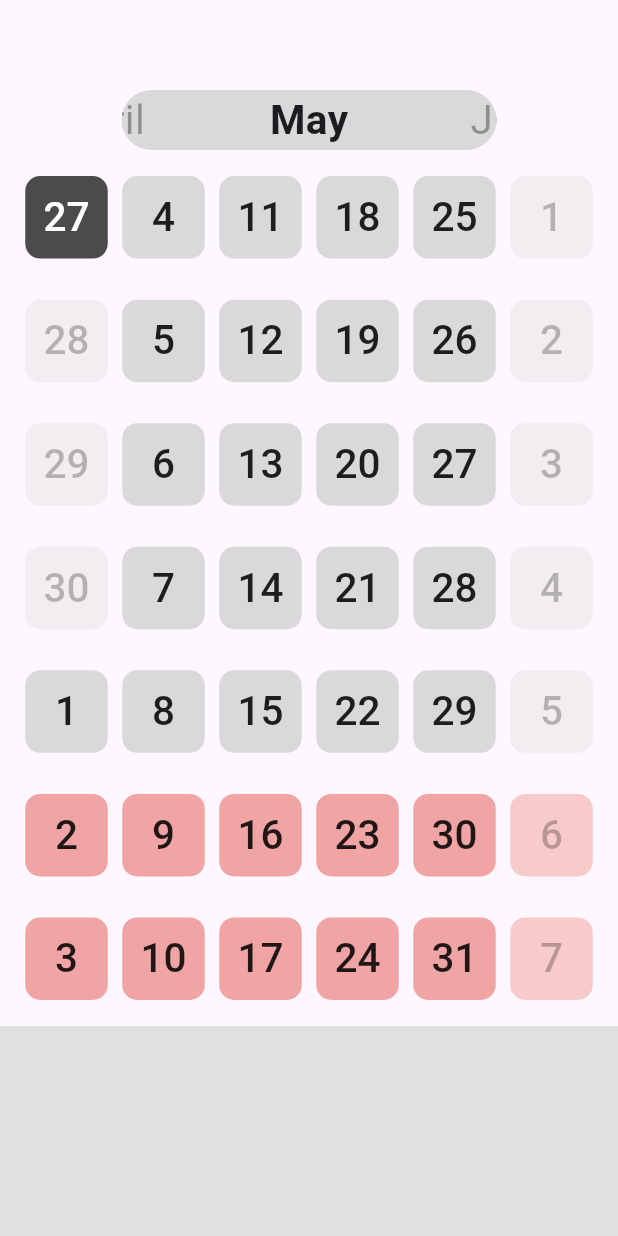
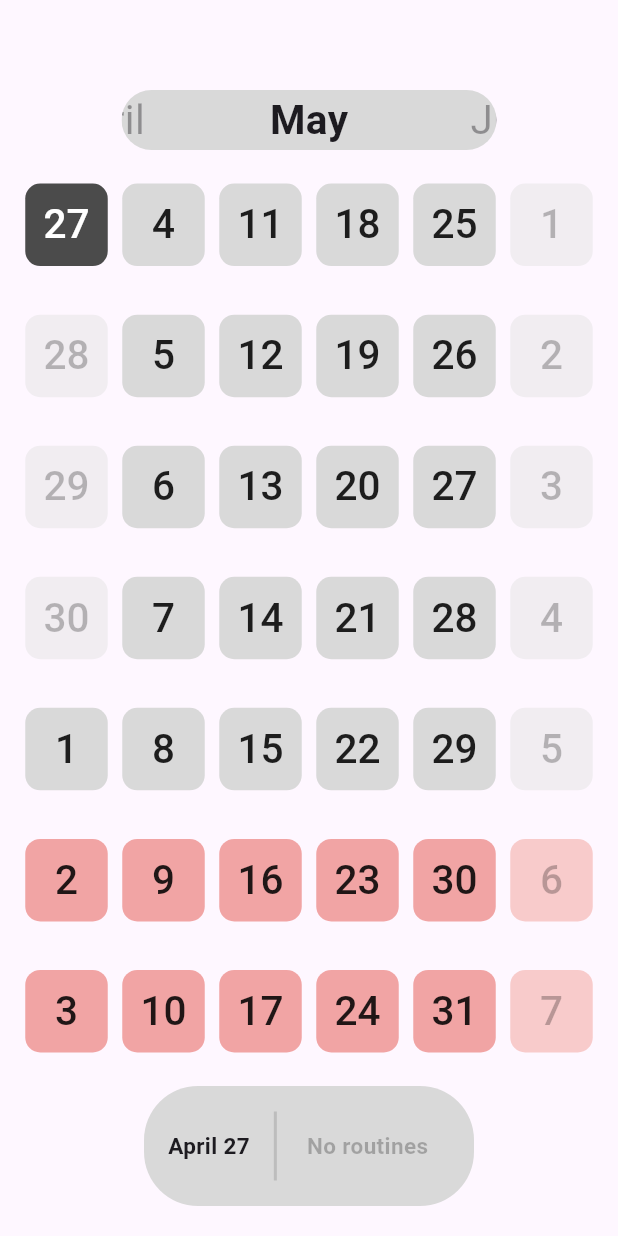
Before and after one commit to eidorii/persistent, a Flutter app: the screen it shows after launch, after a tap on "27", on a phone screen of 412 x 824 dp. Run offline on Flutter 3.47's test engine with Material 3 defaults, Android fonts, the light colour scheme and no system bars.

Commit message:
feature: add current day calendar footer

```diff
--- /dev/null
+++ b/lib/calendar_footer.dart
@@ -0,0 +1,143 @@
+import 'package:flutter/material.dart';
+import 'day_entry.dart';
+
+class CalendarFooter extends StatelessWidget {
+  final DateTime? selectedDate;
+  final List<Routine> routines;
+
+  const CalendarFooter({
+    super.key,
+    required this.selectedDate,
+    required this.routines,
+  });
+
+  String _formatDate(DateTime d) {
+    const months = [
+      'January', 'February', 'March', 'April', 'May', 'June', 'July', 'August',
+      'September', 'October', 'November', 'December',
+    ];
+    return '${months[d.month - 1]} ${d.day}';
+  }
+
+  @override
+  Widget build(BuildContext context) {
+    return Container(
+      height: 100,
+      color: Colors.transparent,
+      alignment: Alignment.topCenter,
+      child: ConstrainedBox(
+        constraints: const BoxConstraints(maxWidth: 220),
+        child: AnimatedSwitcher(
+          duration: const Duration(milliseconds: 100),
+          switchInCurve: Curves.easeInOut,
+          switchOutCurve: Curves.easeIn,
+          transitionBuilder: (child, animation) => FadeTransition(
+              opacity: animation,
+            child: SlideTransition(
+                position: Tween<Offset>(
+                  begin: const Offset(0, 0.15),
+                  end: Offset.zero,
+                ).animate(animation),
+              child: child,
+            ),
+          ),
+          child: selectedDate == null
+              ? _buildEmpty()
+              : _buildSelected(selectedDate!, routines),
+        ),
+      ),
+    );
+  }
+
+  Widget _buildEmpty() {
+    return _Pill(
+      key: const ValueKey('empty'),
+      child: SizedBox(
+        height: 80,
+        child: Center(
+          child: Text(
+            'Select a date to show tasks',
+            style: TextStyle(fontSize: 16, color: Colors.black26, fontWeight: FontWeight.w500),
+          )
+        ),
+      ),
+    );
+  }
+
+  Widget _buildSelected(DateTime date, List<Routine> routines) {
+    return _Pill(
+      key: const ValueKey('selected'),
+      child: SizedBox(
+        height: 80,
+        child: Padding (
+          padding: const EdgeInsets.symmetric(horizontal: 16, vertical: 10),
+          child: Row(
+            crossAxisAlignment: CrossAxisAlignment.center,
+            children: [
+              // date label
+              Text(
+                _formatDate(date),
+                style: const TextStyle(
+                  fontSize: 15,
+                  fontWeight: FontWeight.w600,
+                ),
+              ),
+              const SizedBox(width: 16),
+              // vertical divider
+              Container(width: 2, height: 46, color: Colors.grey[400]),
+              const SizedBox(width: 20),
+              // routines list
+              Expanded(
+                child: routines.isEmpty
+                    ? Text(
+                  'No routines',
+                  style: TextStyle(fontSize: 15, color: Colors.black26, fontWeight: FontWeight.w600),
+                )
+                    : Column(
+                  mainAxisSize: MainAxisSize.min,
+                  crossAxisAlignment: CrossAxisAlignment.start,
+                  children: routines
+                      .map((r) => Padding(
+                    padding: const EdgeInsets.symmetric(vertical: 1),
+                    child: Row(
+                      children: [
+                        Container(
+                          width: 8,
+                          height: 8,
+                          decoration: BoxDecoration(
+                            color: r.color,
+                            shape: BoxShape.circle,
+                          ),
+                        ),
+                        const SizedBox(width: 8),
+                        Text(r.name, style: const TextStyle(fontSize: 15, fontWeight: FontWeight.w500)),
+                      ],
+                    ),
+                  ))
+                      .toList(),
+                ),
+              ),
+            ],
+          )
+        ),
+      ),
+    );
+  }
+}
+
+
+class _Pill extends StatelessWidget {
+  final Widget child;
+  const _Pill({super.key, required this.child});
+
+  @override
+  Widget build(BuildContext context) {
+    return Container(
+      decoration: BoxDecoration(
+        color: Color.fromRGBO(217, 217, 217, 1.0),
+        borderRadius: BorderRadius.circular(36),
+      ),
+      child: child,
+    );
+  }
+}
--- a/lib/calendar_page.dart
+++ b/lib/calendar_page.dart
@@ -2,6 +2,7 @@ import 'package:flutter/material.dart';
 import 'dart:async';
 import 'day_entry.dart';
 import 'month_selector_header.dart';
+import 'calendar_footer.dart';
 
 class CalendarPage extends StatefulWidget {
   const CalendarPage({super.key});
@@ -150,13 +151,6 @@ class _CalendarPageState extends State<CalendarPage> {
     );
   }
 
-  Widget _buildFooter() {
-    return Container(
-      height: 140,
-      color: Colors.grey[300],
-    );
-  }
-
   Widget _buildCalendarGrid() {
     return LayoutBuilder(
         builder: (context, constraints) {
@@ -166,6 +160,14 @@ class _CalendarPageState extends State<CalendarPage> {
             _initialJumpDone = true;
             final now = DateTime.now();
             final todayUtc = DateTime.utc(now.year, now.month, now.day);
+            _dayEntries[todayUtc] = DayEntry(
+              date: todayUtc,
+              routines: [
+                Routine(name: 'Gym', color: Colors.redAccent),
+                Routine(name: 'Jog', color: Colors.amber),
+                Routine(name: 'Work', color: Colors.lightBlue)
+              ],
+            );
             final weeksSinceStart =
                 todayUtc.difference(_gridEpoch).inDays ~/ 7;
             WidgetsBinding.instance.addPostFrameCallback((_) {
@@ -243,4 +245,9 @@ class _CalendarPageState extends State<CalendarPage> {
       ),
     );
   }
+
+  Widget _buildFooter() {
+    final entry = _selectedDate != null ? _dayEntries[_selectedDate] : null;
+    return CalendarFooter(selectedDate: _selectedDate, routines: entry?.routines ?? []);
+  }
 }
```
